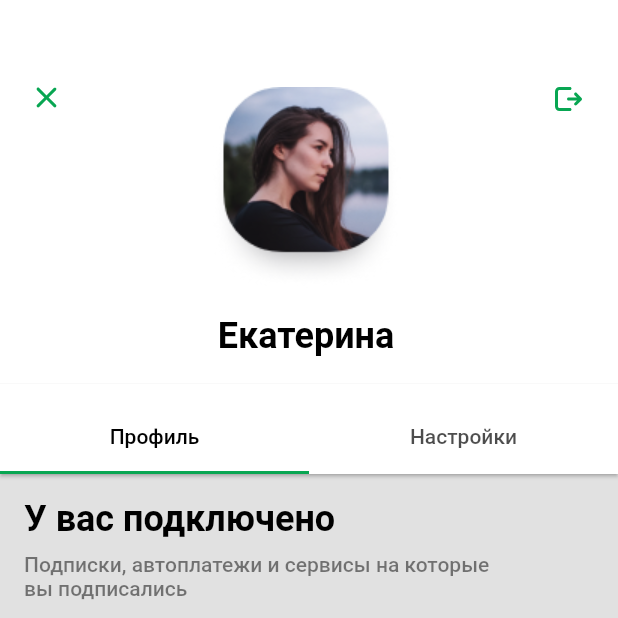
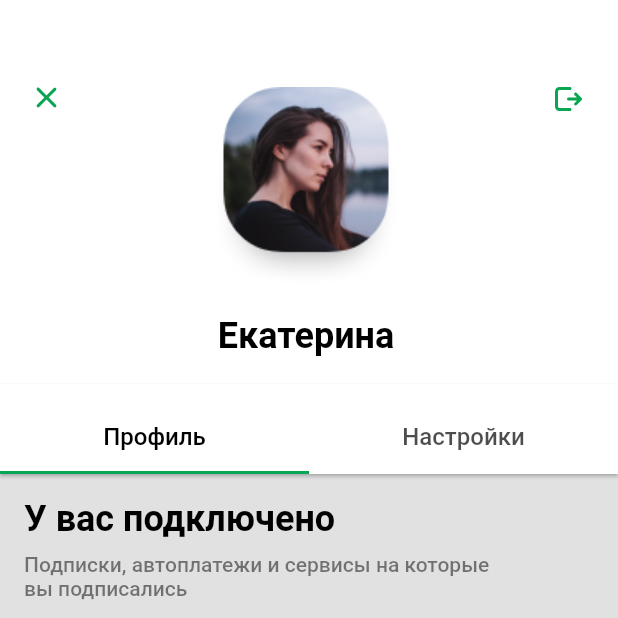
Before and after one commit to DenisPopkov/BankApp, a Flutter app: the screen it shows after launch, on a phone screen of 412 x 824 dp, the top half of it. Run offline on Flutter 3.47's test engine with Material 2 defaults, Android fonts, the phone set to English and light mode, and no system bars; our stand-ins replace flutter_svg; Roboto replaces fonts that are missing (fonts/SF-Pro-Display-Bold, fonts/SF-Pro-Text-Bold, fonts/SF-Pro-Text-Medium).

Commit message:
refactor: header view

```diff
--- a/lib/screens/main/resources/color_assets.dart
+++ b/lib/screens/main/resources/color_assets.dart
@@ -9,6 +9,7 @@ class ColorAssets {
   static double blurRadius = 2;
   static double shadowX = 0;
   static double shadowY = 2;
+  static double lightElevation = 1;
   static Color containerColor = const Color.fromARGB(255, 250, 250, 250);
   static Color chipContainer = const Color.fromARGB(20, 0, 0, 0);
   static Color secondaryColor = const Color.fromARGB(140, 0, 0, 0);
--- a/lib/screens/main/user_profile_page.dart
+++ b/lib/screens/main/user_profile_page.dart
@@ -1,4 +1,5 @@
 import 'package:bank_app/screens/main/resources/color_assets.dart';
+import 'package:bank_app/screens/main/resources/fonts_assets.dart';
 import 'package:bank_app/screens/main/resources/padding_assets.dart';
 import 'package:bank_app/screens/main/resources/string_assets.dart';
 import 'package:bank_app/screens/main/theme/theme_app.dart';
@@ -15,7 +16,7 @@ class UserProfilePage extends StatelessWidget {
   @override
   Widget build(BuildContext context) {
     return Material(
-      color: Colors.white,
+      color: ColorAssets.whiteColor,
       child: SafeArea(
         child: Column(
           children: [
@@ -27,11 +28,15 @@ class UserProfilePage extends StatelessWidget {
                 child: Scaffold(
                   appBar: AppBar(
                     toolbarHeight: PaddingAssets.mediumRadius,
-                    elevation: 1,
-                    backgroundColor: Colors.white,
-                    // foregroundColor: Colors.black,
+                    elevation: ColorAssets.lightElevation,
+                    backgroundColor: ColorAssets.whiteColor,
                     bottom: TabBar(
-                      labelColor: Colors.black,
+                      labelColor: ColorAssets.blackColor,
+                      labelStyle: TextStyle(
+                        fontFamily: FontAssets.sfProTextMedium,
+                        fontSize: FontAssets.bigFontSize16,
+                        fontWeight: FontWeight.w500,
+                      ),
                       indicatorColor: const Color(ThemeApp.tabIndicatorColor),
                       tabs: [
                         Tab(text: StringAssets.profileTitle),
@@ -70,8 +75,6 @@ class ProfileTab extends StatelessWidget {
       child: Container(
         color: ColorAssets.blackColor.withOpacity(ColorAssets.lightOpacity),
         padding: EdgeInsets.all(PaddingAssets.mediumPadding),
-        // width: MediaQuery.of(context).size.width,
-        // height: MediaQuery.of(context).size.height,
         child: Column(
           crossAxisAlignment: CrossAxisAlignment.start,
           children: [
```
